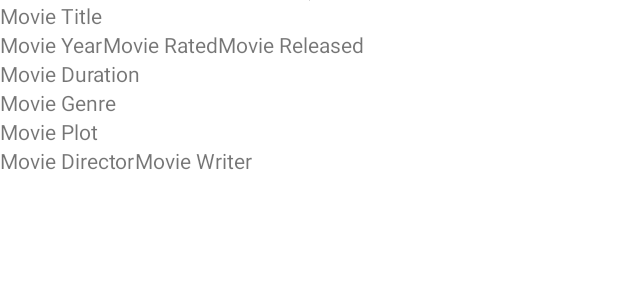
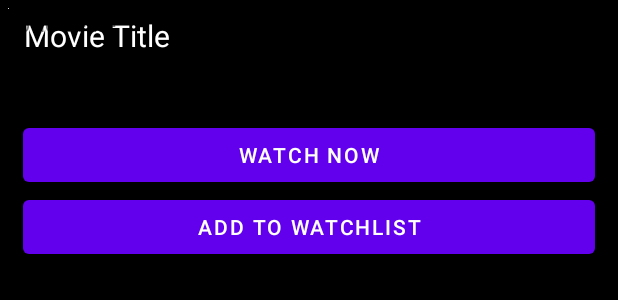
Before and after one commit to buzz-ht53/MovieDataBase, an Android app: the layout activity_result.xml on its own in the app's theme, with its tools: preview values and no code run, on a phone screen of 412 x 824 dp. Shown: the top 300 px of the screen. Run offline under Robolectric (Android 15) with nearby library versions, the phone set to English and light mode, and no system bars.

Commit message:
#3 API implementation + Result Page basic UI

```diff
--- a/app/build.gradle
+++ b/app/build.gradle
@@ -66,6 +66,9 @@ dependencies {
 
     //Picasso
     implementation 'com.squareup.picasso:picasso:2.8'
+    implementation("org.jetbrains.kotlinx:kotlinx-serialization-json:1.4.1")
+
+
 
 
 }
--- /dev/null
+++ b/app/src/main/java/com/buzz_ht/moviedatabase/UI/Model/MovieResponse.kt
@@ -0,0 +1,6 @@
+package com.buzz_ht.moviedatabase.UI.Model
+
+data class MovieResponse(
+
+    var movie: MovieModel
+)
--- a/app/src/main/java/com/buzz_ht/moviedatabase/UI/Retrofit/RetrofitAPI.kt
+++ b/app/src/main/java/com/buzz_ht/moviedatabase/UI/Retrofit/RetrofitAPI.kt
@@ -1,7 +1,6 @@
 package com.buzz_ht.moviedatabase.UI.Retrofit
 
-import com.buzz_ht.moviedatabase.UI.MovieModel
-import retrofit2.Call
+import com.buzz_ht.moviedatabase.UI.Model.MovieModel
 import retrofit2.Response
 import retrofit2.http.*
 
--- a/app/src/main/java/com/buzz_ht/moviedatabase/UI/Utils/Constant.kt
+++ b/app/src/main/java/com/buzz_ht/moviedatabase/UI/Utils/Constant.kt
@@ -2,6 +2,8 @@ package com.buzz_ht.moviedatabase.UI.Utils
 
 
 object Constant {
+
+
     const val BASE_URL = "https://www.omdbapi.com/"
     const val API_KEY = "83e66094"
 
--- a/app/src/main/res/layout/activity_result.xml
+++ b/app/src/main/res/layout/activity_result.xml
@@ -3,14 +3,16 @@
     xmlns:app="http://schemas.android.com/apk/res-auto"
     xmlns:tools="http://schemas.android.com/tools"
     android:layout_width="match_parent"
-    android:layout_height="wrap_content"
+    android:layout_height="match_parent"
+    android:background="@color/black"
     tools:context=".UI.Activities.ResultActivity">
 
     <ImageView
         android:id="@+id/imgMoviePoster"
         android:layout_width="wrap_content"
         android:layout_height="wrap_content"
-        app:layout_constraintEnd_toEndOf="parent"
+        android:layout_marginStart="5dp"
+        android:layout_marginTop="5dp"
         app:layout_constraintStart_toStartOf="parent"
         app:layout_constraintTop_toTopOf="parent"
         tools:srcCompat="@tools:sample/avatars" />
@@ -21,15 +23,19 @@
         android:layout_width="wrap_content"
         android:layout_height="wrap_content"
         android:text="Movie Title"
-        app:layout_constraintStart_toStartOf="parent"
-        app:layout_constraintTop_toBottomOf="@+id/imgMoviePoster" />
+        style="@style/titleText"
+        android:layout_marginStart="10dp"
+        android:layout_marginTop="10dp"
+        app:layout_constraintStart_toEndOf="@+id/imgMoviePoster"
+        app:layout_constraintTop_toTopOf="parent" />
 
     <TextView
         android:id="@+id/txtMovieYear"
         android:layout_width="wrap_content"
         android:layout_height="wrap_content"
         android:text="Movie Year"
-        app:layout_constraintStart_toStartOf="parent"
+        android:layout_marginTop="10dp"
+        app:layout_constraintStart_toStartOf="@+id/txtMovieTitle"
         app:layout_constraintTop_toBottomOf="@+id/txtMovieTitle" />
 
     <TextView
@@ -37,6 +43,7 @@
         android:layout_width="wrap_content"
         android:layout_height="wrap_content"
         android:text="Movie Rated"
+        android:layout_marginLeft="5dp"
         app:layout_constraintStart_toEndOf="@+id/txtMovieYear"
         app:layout_constraintTop_toTopOf="@+id/txtMovieYear" />
 
@@ -44,6 +51,7 @@
         android:id="@+id/txtMovieReleased"
         android:layout_width="wrap_content"
         android:layout_height="wrap_content"
+        android:layout_marginLeft="5dp"
         android:text="Movie Released"
         app:layout_constraintStart_toEndOf="@+id/txtMovieRated"
         app:layout_constraintTop_toTopOf="@+id/txtMovieYear" />
@@ -54,7 +62,8 @@
         android:layout_width="wrap_content"
         android:layout_height="wrap_content"
         android:text="Movie Duration"
-        app:layout_constraintStart_toStartOf="parent"
+        android:layout_marginTop="10dp"
+        app:layout_constraintStart_toStartOf="@+id/txtMovieYear"
         app:layout_constraintTop_toBottomOf="@+id/txtMovieYear" />
 
     <TextView
@@ -63,7 +72,7 @@
         android:layout_height="wrap_content"
         android:text="Movie Genre"
         app:layout_constraintStart_toStartOf="parent"
-        app:layout_constraintTop_toBottomOf="@+id/txtMovieDuration" />
+        app:layout_constraintTop_toBottomOf="@+id/imgMoviePoster" />
 
     <TextView
         android:id="@+id/txtMoviePlot"
@@ -90,5 +99,25 @@
         app:layout_constraintStart_toEndOf="@+id/txtMovieDirector"
         app:layout_constraintTop_toBottomOf="@+id/txtMoviePlot" />
 
+    <Button
+        android:id="@+id/button2"
+        android:layout_width="match_parent"
+        android:layout_height="wrap_content"
+        android:layout_margin="15dp"
+        android:text="Watch Now"
+        app:layout_constraintEnd_toEndOf="parent"
+        app:layout_constraintStart_toStartOf="parent"
+        app:layout_constraintTop_toBottomOf="@+id/txtMovieWriter" />
+
+    <Button
+        android:layout_width="match_parent"
+        android:layout_height="wrap_content"
+        android:layout_marginStart="15dp"
+        android:layout_marginEnd="15dp"
+        android:text="Add to Watchlist"
+        app:layout_constraintEnd_toEndOf="parent"
+        app:layout_constraintStart_toStartOf="parent"
+        app:layout_constraintTop_toBottomOf="@+id/button2" />
+
 
 </androidx.constraintlayout.widget.ConstraintLayout>
--- /dev/null
+++ b/app/src/main/res/values/styles.xml
@@ -0,0 +1,12 @@
+<?xml version="1.0" encoding="utf-8"?>
+<resources>
+
+    <style name="titleText">
+        <item name="android:textSize">20sp</item>
+        <item name="android:textColor">@color/white</item>
+
+
+    </style>
+
+
+</resources>
```
Also changed, not shown: app/src/main/AndroidManifest.xml (+6 -6 lines), app/src/main/java/com/buzz_ht/moviedatabase/UI/Activities/ResultActivity.kt (+28 -1 lines), app/src/main/java/com/buzz_ht/moviedatabase/UI/Activities/SearchActivity.kt (+33 -22 lines), app/src/main/java/com/buzz_ht/moviedatabase/UI/Model/MovieModel.kt (+28 -26 lines), app/src/main/res/layout/activity_search.xml (+2 -9 lines).
